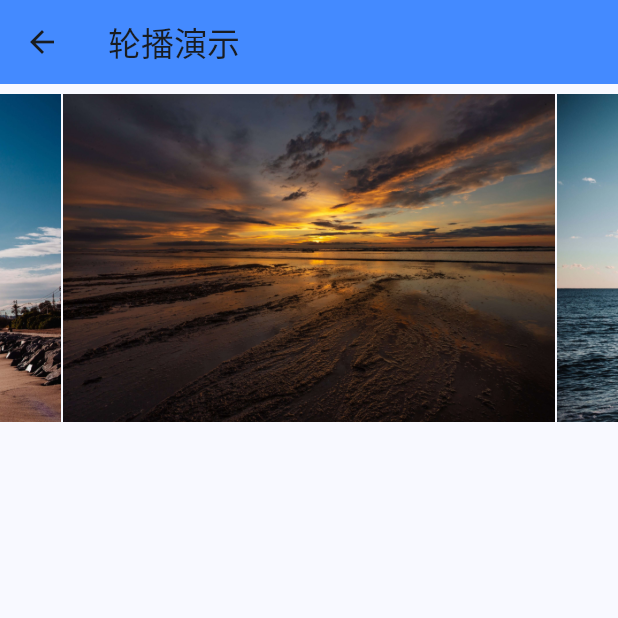
After one commit to wfs31415926/flutter_demo, a Flutter app: the CarouselTestPage screen opened directly, on a phone screen of 412 x 824 dp, the top half of it. The commit adds this screen. Run offline on Flutter 3.47's test engine with Material 3 defaults, Android fonts, the phone set to English and light mode, and no system bars; drawn by our look-alikes of carousel_slider; our stand-ins replace decimal, get, logger, shared_preferences; accounts and stored records are empty.

Commit message:
wip:轮播图组件演示...

```diff
--- a/pkgs/common/lib/base/route.dart
+++ b/pkgs/common/lib/base/route.dart
@@ -48,4 +48,7 @@ class CommonRoute {
 
   ///testDemo
   static const testDemo = "/testDemo";
+  static const gestureTest = "/gestureTest";
+  static const gestureTest2 = "/gestureTest2";
+  static const gestureTest3 = "/gestureTest3";
 }
--- a/pkgs/common/lib/comm.dart
+++ b/pkgs/common/lib/comm.dart
@@ -4,6 +4,9 @@ export './base/route.dart';
 export './page/test.dart';
 export './page/login.dart';
 export './page/unknown.dart';
+export './page/gesture_detector_test.dart';
+export './page/gesture_detector_test2.dart';
+export './page/gesture_detector_test3.dart';
 export './overlay/test_enter.dart';
 export './utils/screen_util.dart';
 export './utils/size_extension.dart';
--- /dev/null
+++ b/pkgs/common/lib/page/carousel_test.dart
@@ -0,0 +1,49 @@
+import 'package:carousel_slider/carousel_slider.dart';
+import 'package:common/comm.dart';
+import 'package:flutter/cupertino.dart';
+import 'package:flutter/material.dart';
+
+///轮播-示意
+class CarouselTestPage extends StatefulWidget {
+  @override
+  State<CarouselTestPage> createState() => _CarouselTestPageState();
+}
+
+class _CarouselTestPageState extends State<CarouselTestPage> {
+  var imagesList = [
+    "packages/common/images/sunset_1.jpg",
+    "packages/common/images/sunset_2.jpg",
+    "packages/common/images/sunset_3.jpg",
+    "packages/common/images/sunset_4.jpg",
+    "packages/common/images/sunset_5.jpg"
+  ];
+
+  @override
+  Widget build(BuildContext context) {
+    return Scaffold(
+        appBar: AppBar(
+          title: const Text('轮播演示'),
+          backgroundColor: Colors.blueAccent,
+        ),
+        body: Column(children: [
+          CarouselSlider(
+            options: CarouselOptions(autoPlay: true),
+            items: imagesList.map((item) {
+              return Builder(
+                builder: (BuildContext context) {
+                  return Container(
+                      width: MediaQuery.of(context).size.width,
+                      margin: EdgeInsets.symmetric(horizontal: 0.5.w),
+                      decoration: BoxDecoration(color: Colors.transparent),
+                      child: Image.asset(
+                        item,
+                        width: double.infinity,
+                        fit: BoxFit.fitWidth,
+                      ));
+                },
+              );
+            }).toList(),
+          )
+        ]));
+  }
+}
--- a/pkgs/common/lib/page/test.dart
+++ b/pkgs/common/lib/page/test.dart
@@ -1,3 +1,5 @@
+import 'package:common/page/carousel_fullScreen.dart';
+import 'package:common/page/carousel_test.dart';
 import 'package:common/page/gesture_detector_test.dart';
 import 'package:common/page/gesture_detector_test2.dart';
 import 'package:common/page/gesture_detector_test3.dart';
@@ -38,7 +40,10 @@ class _TestPageState extends State<TestPage> {
           Get.to(const GestureDetectorTest3Page());
         },
         "图片轮播--全图": () {
-          // Get.to(const GestureDetectorTestPage());
+          Get.to(CarouselTestPage());
+        },
+        "图片轮播--全屏": () {
+          Get.to(CarouselFullScreenPage());
         }
       }
     },
--- a/pkgs/common/pubspec.yaml
+++ b/pkgs/common/pubspec.yaml
@@ -20,3 +20,9 @@ dependencies:
   logger: ^1.1.0
   http: ^0.13.4
   decimal: 2.3.2
+  carousel_slider: ^5.1.1
+
+flutter:
+  uses-material-design: true
+  assets:
+    - images/
```
Also changed, not shown: pkgs/common/lib/module.dart (+8 -0 lines), pkgs/common/lib/page/carousel_fullScreen.dart (added, +70 -0 lines), pkgs/common/lib/page/gesture_detector_test.dart (+0 -109 lines), pkgs/common/images/sunset_1.jpg (added), pkgs/common/images/sunset_2.jpg (added), pkgs/common/images/sunset_3.jpg (added), pkgs/common/images/sunset_4.jpg (added), pkgs/common/images/sunset_5.jpg (added), pubspec.lock.
